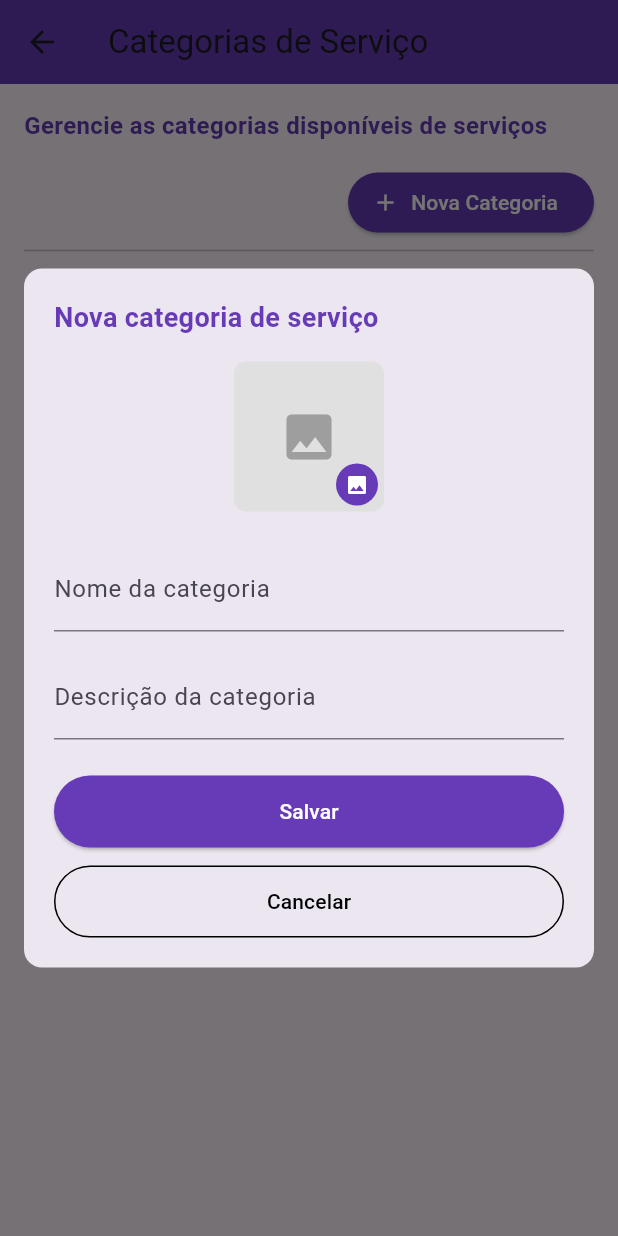
After one commit to JeovannaAraujo/sistemaIndicacao, a Flutter app: the CategServ screen opened directly, after a tap on "Nova Categoria", on a phone screen of 412 x 824 dp. The commit adds this screen. Run offline on Flutter 3.47's test engine with Material 3 defaults, Android fonts, the phone set to English and light mode, and no system bars; our stand-ins replace cloud_firestore, firebase_auth, firebase_core, firebase_storage, google_maps_flutter, image_picker; accounts and stored records are empty.

Commit message:
Alterações perfil adminitrador

```diff
--- /dev/null
+++ b/lib/Administrador/categServ.dart
@@ -0,0 +1,324 @@
+import 'package:flutter/material.dart';
+import 'package:cloud_firestore/cloud_firestore.dart';
+import 'package:firebase_storage/firebase_storage.dart';
+import 'package:image_picker/image_picker.dart';
+import 'dart:io';
+
+class CategServ extends StatefulWidget {
+  const CategServ({super.key});
+
+  @override
+  State<CategServ> createState() => _CategServState();
+}
+
+class _CategServState extends State<CategServ> {
+  final CollectionReference categoriasRef = FirebaseFirestore.instance
+      .collection('categorias_servico');
+
+  void _abrirDialogo({DocumentSnapshot? categoria}) {
+    final TextEditingController nomeCtrl = TextEditingController(
+      text: categoria?['nome'] ?? '',
+    );
+    final TextEditingController descCtrl = TextEditingController(
+      text: categoria?['descricao'] ?? '',
+    );
+    final bool isEdicao = categoria != null;
+
+    String? imagemUrl = categoria?['imagemUrl'];
+    File? imagemSelecionada;
+
+    showDialog(
+      context: context,
+      builder: (_) => StatefulBuilder(
+        builder: (context, setDialogState) => Dialog(
+          shape: RoundedRectangleBorder(
+            borderRadius: BorderRadius.circular(12),
+          ),
+          insetPadding: const EdgeInsets.all(16),
+          child: SingleChildScrollView(
+            padding: const EdgeInsets.all(20),
+            child: Column(
+              mainAxisSize: MainAxisSize.min,
+              children: [
+                Align(
+                  alignment: Alignment.centerLeft,
+                  child: Text(
+                    isEdicao
+                        ? 'Alteração de categoria de serviço'
+                        : 'Nova categoria de serviço',
+                    style: const TextStyle(
+                      fontSize: 18,
+                      fontWeight: FontWeight.bold,
+                      color: Colors.deepPurple,
+                    ),
+                  ),
+                ),
+                const SizedBox(height: 16),
+                GestureDetector(
+                  onTap: () async {
+                    final picker = ImagePicker();
+                    final XFile? imagem = await picker.pickImage(
+                      source: ImageSource.gallery,
+                    );
+                    if (imagem != null) {
+                      final File file = File(imagem.path);
+                      final nomeArquivo =
+                          'categorias/${DateTime.now().millisecondsSinceEpoch}.jpg';
+                      final ref = FirebaseStorage.instance.ref().child(
+                        nomeArquivo,
+                      );
+                      await ref.putFile(file);
+                      final url = await ref.getDownloadURL();
+                      setDialogState(() {
+                        imagemUrl = url;
+                        imagemSelecionada = file;
+                      });
+                    }
+                  },
+                  child: Stack(
+                    alignment: Alignment.center,
+                    children: [
+                      Container(
+                        width: 100,
+                        height: 100,
+                        decoration: BoxDecoration(
+                          color: Colors.grey[300],
+                          borderRadius: BorderRadius.circular(8),
+                        ),
+                        child: imagemUrl != null && imagemUrl!.isNotEmpty
+                            ? ClipRRect(
+                                borderRadius: BorderRadius.circular(8),
+                                child: Image.network(
+                                  imagemUrl!,
+                                  fit: BoxFit.cover,
+                                ),
+                              )
+                            : const Icon(
+                                Icons.image,
+                                size: 40,
+                                color: Colors.grey,
+                              ),
+                      ),
+                      const Positioned(
+                        bottom: 4,
+                        right: 4,
+                        child: CircleAvatar(
+                          radius: 14,
+                          backgroundColor: Colors.deepPurple,
+                          child: Icon(
+                            Icons.image,
+                            color: Colors.white,
+                            size: 16,
+                          ),
+                        ),
+                      ),
+                    ],
+                  ),
+                ),
+                const SizedBox(height: 24),
+                TextFormField(
+                  controller: nomeCtrl,
+                  decoration: const InputDecoration(
+                    labelText: 'Nome da categoria',
+                    hintText: 'Ex: Elétrica',
+                  ),
+                ),
+                const SizedBox(height: 16),
+                TextFormField(
+                  controller: descCtrl,
+                  decoration: const InputDecoration(
+                    labelText: 'Descrição da categoria',
+                    hintText: 'Descreva a categoria.',
+                  ),
+                ),
+                const SizedBox(height: 24),
+                ElevatedButton(
+                  onPressed: () {
+                    if (nomeCtrl.text.isNotEmpty && descCtrl.text.isNotEmpty) {
+                      final data = {
+                        'nome': nomeCtrl.text,
+                        'descricao': descCtrl.text,
+                        'ativo': true,
+                        'imagemUrl': imagemUrl ?? '',
+                      };
+                      if (isEdicao) {
+                        categoriasRef.doc(categoria.id).update(data);
+                      } else {
+                        categoriasRef.add(data);
+                      }
+                      Navigator.pop(context);
+                    }
+                  },
+                  style: ElevatedButton.styleFrom(
+                    backgroundColor: Colors.deepPurple,
+                    minimumSize: const Size.fromHeight(48),
+                    shape: RoundedRectangleBorder(
+                      borderRadius: BorderRadius.circular(24),
+                    ),
+                  ),
+                  child: const Text(
+                    'Salvar',
+                    style: TextStyle(color: Colors.white),
+                  ),
+                ),
+                const SizedBox(height: 12),
+                OutlinedButton(
+                  onPressed: () => Navigator.pop(context),
+                  style: OutlinedButton.styleFrom(
+                    minimumSize: const Size.fromHeight(48),
+                    shape: RoundedRectangleBorder(
+                      borderRadius: BorderRadius.circular(24),
+                    ),
+                    side: const BorderSide(color: Colors.black),
+                  ),
+                  child: const Text(
+                    'Cancelar',
+                    style: TextStyle(color: Colors.black),
+                  ),
+                ),
+              ],
+            ),
+          ),
+        ),
+      ),
+    );
+  }
+
+  Widget _buildLinha(DocumentSnapshot doc) {
+    final data = doc.data() as Map<String, dynamic>;
+    final imagem = data['imagemUrl'] ?? '';
+
+    return Padding(
+      padding: const EdgeInsets.symmetric(vertical: 8.0),
+      child: Row(
+        children: [
+          Container(
+            width: 40,
+            height: 40,
+            decoration: BoxDecoration(border: Border.all(color: Colors.grey)),
+            child: imagem.isNotEmpty
+                ? ClipRRect(
+                    borderRadius: BorderRadius.circular(4),
+                    child: Image.network(imagem, fit: BoxFit.cover),
+                  )
+                : Stack(
+                    alignment: Alignment.center,
+                    children: [
+                      Container(width: 40, height: 40, color: Colors.grey[300]),
+                      const Icon(
+                        Icons.image,
+                        size: 18,
+                        color: Colors.grey,
+                      ),
+                    ],
+                  ),
+          ),
+          const SizedBox(width: 8),
+          Expanded(flex: 4, child: Text(data['nome'] ?? '-')),
+          Expanded(flex: 4, child: Text(data['descricao'] ?? '-')),
+          ElevatedButton(
+            onPressed: () => _abrirDialogo(categoria: doc),
+            style: ElevatedButton.styleFrom(minimumSize: const Size(60, 36)),
+            child: const Text('Editar'),
+          ),
+          const SizedBox(width: 12),
+          Switch(
+            value: data['ativo'] == true,
+            onChanged: (val) =>
+                categoriasRef.doc(doc.id).update({'ativo': val}),
+          ),
+        ],
+      ),
+    );
+  }
+
+  @override
+  Widget build(BuildContext context) {
+    return Scaffold(
+      appBar: AppBar(
+        title: const Text('Categorias de Serviço'),
+        backgroundColor: Colors.deepPurple,
+        leading: IconButton(
+          icon: const Icon(Icons.arrow_back),
+          onPressed: () => Navigator.pop(context),
+        ),
+      ),
+      body: Padding(
+        padding: const EdgeInsets.all(16),
+        child: Column(
+          crossAxisAlignment: CrossAxisAlignment.start,
+          children: [
+            const Text(
+              'Gerencie as categorias disponíveis de serviços',
+              style: TextStyle(
+                color: Colors.deepPurple,
+                fontSize: 16,
+                fontWeight: FontWeight.bold,
+              ),
+            ),
+            const SizedBox(height: 16),
+            Align(
+              alignment: Alignment.centerRight,
+              child: ElevatedButton.icon(
+                onPressed: () => _abrirDialogo(),
+                icon: const Icon(Icons.add, color: Colors.white),
+                label: const Text(
+                  'Nova Categoria',
+                  style: TextStyle(color: Colors.white),
+                ),
+                style: ElevatedButton.styleFrom(
+                  backgroundColor: Colors.deepPurple,
+                ),
+              ),
+            ),
+            const Divider(),
+            const Row(
+              children: [
+                SizedBox(width: 40),
+                SizedBox(width: 8),
+                Expanded(
+                  flex: 4,
+                  child: Text(
+                    'Nome',
+                    style: TextStyle(fontWeight: FontWeight.bold),
+                  ),
+                ),
+                Expanded(
+                  flex: 4,
+                  child: Text(
+                    'Descrição',
+                    style: TextStyle(fontWeight: FontWeight.bold),
+                  ),
+                ),
+                SizedBox(width: 80),
+              ],
+            ),
+            const SizedBox(height: 8),
+            Expanded(
+              child: StreamBuilder<QuerySnapshot>(
+                stream: categoriasRef.orderBy('nome').snapshots(),
+                builder: (context, snapshot) {
+                  if (snapshot.hasError) {
+                    return const Center(
+                      child: Text('Erro ao carregar categorias'),
+                    );
+                  }
+                  if (!snapshot.hasData) {
+                    return const Center(child: CircularProgressIndicator());
+                  }
+                  final docs = snapshot.data!.docs;
+                  if (docs.isEmpty) {
+                    return const Center(
+                      child: Text('Nenhuma categoria cadastrada.'),
+                    );
+                  }
+                  return ListView(children: docs.map(_buildLinha).toList());
+                },
+              ),
+            ),
+          ],
+        ),
+      ),
+    );
+  }
+}
--- a/lib/home.dart
+++ b/lib/Cliente/home.dart
@@ -1,6 +1,6 @@
 import 'package:flutter/material.dart';
 import 'package:firebase_auth/firebase_auth.dart';
-import 'login.dart';
+import '../Login/login.dart';
 import 'buscarServicos.dart';
 
 class HomeScreen extends StatefulWidget {
--- a/lib/cadastroUsuario.dart
+++ b/lib/Login/cadastroUsuario.dart
@@ -103,7 +103,7 @@ class _CadastroUsuarioState extends State<CadastroUsuario> {
               TextFormField(controller: emailController, decoration: const InputDecoration(labelText: 'E-mail'), validator: (v) => v!.isEmpty ? 'Obrigatório' : null),
               TextFormField(controller: senhaController, decoration: const InputDecoration(labelText: 'Senha'), obscureText: true, validator: (v) => v!.length < 6 ? 'Mínimo 6 caracteres' : null),
               TextFormField(controller: confirmarSenhaController, decoration: const InputDecoration(labelText: 'Confirmar senha'), obscureText: true),
-              DropdownButtonFormField(value: tipoPerfil, items: ['Cliente', 'Prestador', 'Ambos'].map((e) => DropdownMenuItem(value: e, child: Text(e))).toList(), onChanged: (v) => setState(() => tipoPerfil = v!), decoration: const InputDecoration(labelText: 'Tipo de perfil')),
+              DropdownButtonFormField(initialValue: tipoPerfil, items: ['Cliente', 'Prestador', 'Ambos'].map((e) => DropdownMenuItem(value: e, child: Text(e))).toList(), onChanged: (v) => setState(() => tipoPerfil = v!), decoration: const InputDecoration(labelText: 'Tipo de perfil')),
               const Divider(),
               TextFormField(controller: cepController, decoration: const InputDecoration(labelText: 'CEP'), validator: (v) => v!.isEmpty ? 'Obrigatório' : null),
               TextFormField(controller: cidadeController, decoration: const InputDecoration(labelText: 'Cidade'), validator: (v) => v!.isEmpty ? 'Obrigatório' : null),
@@ -114,9 +114,9 @@ class _CadastroUsuarioState extends State<CadastroUsuario> {
               TextFormField(controller: whatsappController, decoration: const InputDecoration(labelText: 'WhatsApp'), validator: (v) => v!.isEmpty ? 'Obrigatório' : null),
               if (isPrestador) ...[
                 const Divider(),
-                DropdownButtonFormField(value: categoriaProfissional.isEmpty ? null : categoriaProfissional, items: categorias.map((e) => DropdownMenuItem(value: e, child: Text(e))).toList(), onChanged: (v) => setState(() => categoriaProfissional = v!), decoration: const InputDecoration(labelText: 'Categoria Profissional')),
+                DropdownButtonFormField(initialValue: categoriaProfissional.isEmpty ? null : categoriaProfissional, items: categorias.map((e) => DropdownMenuItem(value: e, child: Text(e))).toList(), onChanged: (v) => setState(() => categoriaProfissional = v!), decoration: const InputDecoration(labelText: 'Categoria Profissional')),
                 TextFormField(controller: descricaoController, decoration: const InputDecoration(labelText: 'Descrição (mín. 100 caracteres)'), maxLines: 3, validator: (v) => v != null && v.length < 100 ? 'Mínimo 100 caracteres' : null),
-                DropdownButtonFormField(value: tempoExperiencia, items: experiencias.map((e) => DropdownMenuItem(value: e, child: Text(e))).toList(), onChanged: (v) => setState(() => tempoExperiencia = v!), decoration: const InputDecoration(labelText: 'Tempo de experiência')),
+                DropdownButtonFormField(initialValue: tempoExperiencia, items: experiencias.map((e) => DropdownMenuItem(value: e, child: Text(e))).toList(), onChanged: (v) => setState(() => tempoExperiencia = v!), decoration: const InputDecoration(labelText: 'Tempo de experiência')),
                 TextFormField(controller: areaAtendimentoController, decoration: const InputDecoration(labelText: 'Área de atendimento'), validator: (v) => v!.isEmpty ? 'Obrigatório' : null),
                 Wrap(
                   children: ['Dinheiro', 'PIX', 'Cartão'].map((e) => CheckboxListTile(
--- a/lib/main.dart
+++ b/lib/main.dart
@@ -1,6 +1,6 @@
 import 'package:flutter/material.dart';
 import 'package:firebase_core/firebase_core.dart';
-import 'login.dart';
+import 'Login/login.dart';
 
 void main() async {
   WidgetsFlutterBinding.ensureInitialized();
--- a/pubspec.yaml
+++ b/pubspec.yaml
@@ -36,6 +36,8 @@ dependencies:
   cupertino_icons: ^1.0.8
   google_maps_flutter: ^2.12.3
   intl: ^0.20.2
+  firebase_storage: ^11.7.7
+  image_picker: ^1.1.2
 
 dev_dependencies:
   flutter_test:
```
Also changed, not shown: lib/Administrador/perfilAdmin.dart (added, +115 -0 lines), lib/Administrador/unidadeMed.dart (added, +184 -0 lines), lib/Cliente/buscarServicos.dart (renamed from lib/buscarServicos.dart, +6 -4 lines), lib/Login/login.dart (renamed from lib/login.dart, +23 -11 lines), lib/Administrador/Config.dart (added), lib/Administrador/categProf.dart (added), lib/Administrador/visualizarUsuarios.dart (added), pubspec.lock.
